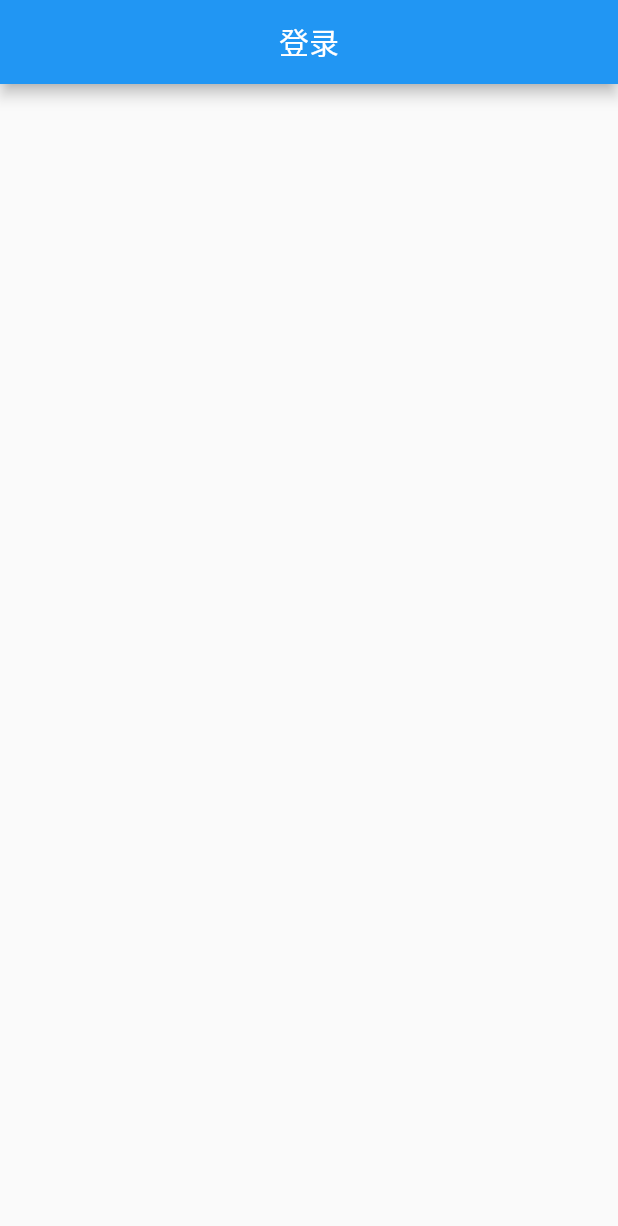
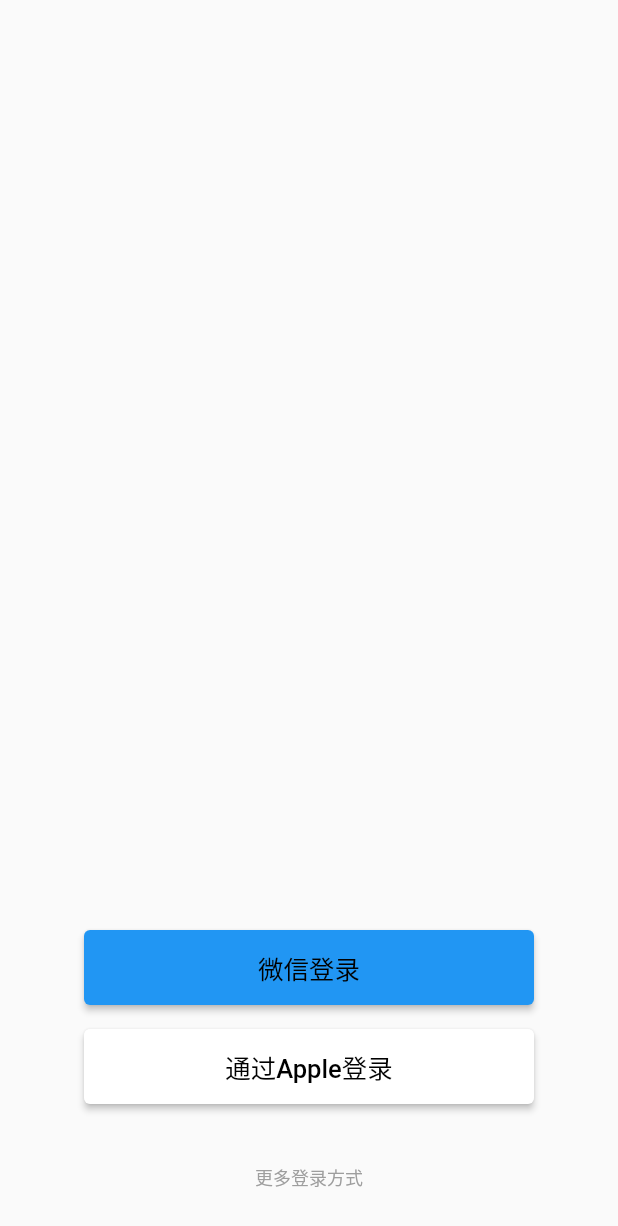
Before and after one commit to codeTcy/flutter_jizhang, a Flutter app: the screen it shows after launch, on a phone screen of 412 x 824 dp. Shown: the top 1226 px of the screen. Run offline on Flutter 3.47's test engine with Material 2 defaults, Android fonts, the phone set to English and light mode, and no system bars; our stand-ins replace dio; missing offline and left inert: encrypt, tdui.

Commit message:
登录逻辑的添加

```diff
--- a/tcy_app/lib/main.dart
+++ b/tcy_app/lib/main.dart
@@ -1,14 +1,29 @@
 import 'package:flutter/material.dart';
+import 'package:provider/provider.dart';
 import 'package:tcy_app/routers/router.dart';
+import 'package:tcy_app/viewmodel/login_viewmodel.dart';
+import 'package:tcy_app/viewmodel/register_viewmodel.dart';
+
+final GlobalKey<NavigatorState> navigatorKey =
+    new GlobalKey<NavigatorState>(); // 利用navitaorKey.currentContext获取上下文对象
 
 void main() {
-  runApp(MyApp());
+  runApp(
+    MultiProvider(
+      providers: [
+        ChangeNotifierProvider(create: (context) => LoginViewModel()),
+        ChangeNotifierProvider(create: (context) => RegisterViewModel()),
+      ],
+      child: MyApp(),
+    ),
+  );
 }
 
 class MyApp extends StatelessWidget {
   @override
   Widget build(BuildContext context) {
     return MaterialApp(
+      navigatorKey: navigatorKey,
       debugShowCheckedModeBanner: false,
       title: 'Flutter Demo',
       theme: ThemeData(
--- a/tcy_app/lib/routers/router.dart
+++ b/tcy_app/lib/routers/router.dart
@@ -1,6 +1,12 @@
 import 'package:flutter/material.dart';
+import 'package:tcy_app/view/menu_view.dart';
 import 'package:tcy_app/view/origin_login_view.dart';
+import 'package:tcy_app/view/phone_login_view.dart';
+import 'package:tcy_app/view/register_view.dart';
 
 Map<String, WidgetBuilder> routes = {
   "/": (BuildContext context) => LoginView(), // 首页登录
+  "registerView": (BuildContext context) => RegisterView(), // 注册界面
+  "phoneLoginView": (BuildContext context) => PhoneLoginView(), // 注册界面
+  "menuView": (BuildContext context) => MenuView(), // 注册界面
 };
--- a/tcy_app/lib/view/origin_login_view.dart
+++ b/tcy_app/lib/view/origin_login_view.dart
@@ -1,3 +1,4 @@
+import 'package:flutter/cupertino.dart';
 import 'package:flutter/material.dart';
 
 class LoginView extends StatefulWidget {
@@ -9,10 +10,95 @@ class _LoginViewState extends State<LoginView> {
   @override
   Widget build(BuildContext context) {
     return Scaffold(
-      appBar: AppBar(
-        title: Text("登录"),
-        centerTitle: true,
+      resizeToAvoidBottomInset: false,
+      body: Container(
+        padding: EdgeInsets.all(20),
+        child: Column(
+          children: [
+            SizedBox(
+              width: double.infinity,
+              height: 600,
+            ),
+            Container(
+              height: 50,
+              width: 300,
+              child: ElevatedButton(
+                style: ElevatedButton.styleFrom(
+                  primary: Colors.blue,
+                ),
+                child: Text(
+                  "微信登录",
+                  style: TextStyle(color: Colors.black, fontSize: 17),
+                ),
+                onPressed: () {
+                  print("微信登录");
+                },
+              ),
+            ),
+            SizedBox(height: 16),
+            Container(
+              height: 50,
+              width: 300,
+              child: ElevatedButton(
+                style: ElevatedButton.styleFrom(
+                  primary: Colors.white,
+                ),
+                child: Text(
+                  "通过Apple登录",
+                  style: TextStyle(color: Colors.black, fontSize: 17),
+                ),
+                onPressed: () {
+                  print("通过Apple登录");
+                },
+              ),
+            ),
+            SizedBox(height: 40),
+            GestureDetector(
+              child: Text(
+                "更多登录方式",
+                style: TextStyle(
+                  color: Colors.grey,
+                  fontSize: 12,
+                ),
+              ),
+              onTap: _ontap,
+            ),
+          ],
+        ),
       ),
     );
   }
+
+  void _ontap() {
+    showCupertinoModalPopup(
+      context: context,
+      builder: (BuildContext context) => CupertinoActionSheet(
+        actions: [
+          CupertinoActionSheetAction(
+            child: Text("注册"),
+            onPressed: _registerAction,
+          ),
+          CupertinoActionSheetAction(
+            child: Text("手机登录"),
+            onPressed: _phoneLoginAction,
+          ),
+        ],
+        cancelButton: CupertinoActionSheetAction(
+          child: Text('取消'),
+          onPressed: () {
+            Navigator.of(context).pop();
+          },
+        ),
+      ),
+    );
+  }
+
+  void _phoneLoginAction() {
+    Navigator.of(context).pop(); // 把phoneLogin作为根view
+    Navigator.of(context).popAndPushNamed("phoneLoginView");
+  }
+
+  void _registerAction() {
+    Navigator.of(context).popAndPushNamed("registerView");
+  }
 }
```
Also changed, not shown: tcy_app/lib/base/bar_view.dart (added, +9 -0 lines), tcy_app/lib/model/login_model.dart (added, +16 -0 lines), tcy_app/lib/view/menu_view.dart (added, +13 -0 lines), tcy_app/lib/view/phone_login_view.dart (added, +169 -0 lines), tcy_app/lib/view/register_view.dart (added, +83 -0 lines), tcy_app/lib/viewmodel/login_viewmodel.dart (added, +52 -0 lines), tcy_app/lib/viewmodel/register_viewmodel.dart (added, +14 -0 lines).
